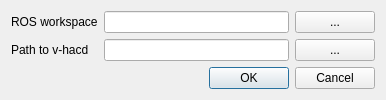
The window that resources/ui/wb_settings.ui (galou/freecad.cross) describes before a commit, drawn with Qt 5.
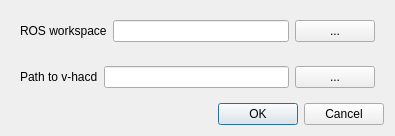
The same window after the commit.

Patch:
```diff
--- a/resources/ui/wb_settings.ui
+++ b/resources/ui/wb_settings.ui
@@ -6,55 +6,67 @@
    <rect>
     <x>0</x>
     <y>0</y>
-    <width>386</width>
-    <height>97</height>
+    <width>395</width>
+    <height>136</height>
    </rect>
   </property>
   <property name="windowTitle">
    <string>Dialog</string>
   </property>
-  <layout class="QGridLayout" name="gridLayout">
-   <item row="2" column="0" colspan="3">
-    <widget class="QDialogButtonBox" name="button_box">
-     <property name="orientation">
-      <enum>Qt::Horizontal</enum>
-     </property>
-     <property name="standardButtons">
-      <set>QDialogButtonBox::Cancel|QDialogButtonBox::Ok</set>
-     </property>
-    </widget>
-   </item>
-   <item row="0" column="2">
-    <widget class="QPushButton" name="button_browse_workspace">
-     <property name="text">
-      <string>...</string>
-     </property>
-    </widget>
-   </item>
-   <item row="0" column="1">
-    <widget class="QLineEdit" name="lineedit_workspace"/>
-   </item>
-   <item row="0" column="0">
+  <layout class="QVBoxLayout" name="verticalLayout">
+   <item>
+    <widget class="QWidget" name="widget_ros_workspace" native="true">
+     <layout class="QHBoxLayout" name="horizontalLayout">
+      <item>
     <widget class="QLabel" name="label_workspace">
      <property name="text">
       <string>ROS workspace</string>
      </property>
     </widget>
    </item>
-   <item row="1" column="0">
+      <item>
+       <widget class="QLineEdit" name="lineedit_workspace"/>
+      </item>
+      <item>
+       <widget class="QPushButton" name="button_browse_workspace">
+        <property name="text">
+         <string>...</string>
+        </property>
+       </widget>
+      </item>
+     </layout>
+    </widget>
+   </item>
+   <item>
+    <widget class="QWidget" name="widget_vhacd_path" native="true">
+     <layout class="QHBoxLayout" name="horizontalLayout_2">
+      <item>
     <widget class="QLabel" name="label">
      <property name="text">
       <string>Path to v-hacd</string>
      </property>
     </widget>
    </item>
-   <item row="1" column="1">
+      <item>
     <widget class="QLineEdit" name="lineedit_vhacd_path"/>
    </item>
-   <item row="1" column="2">
+      <item>
     <widget class="QPushButton" name="button_browse_vhacd_path">
      <property name="text">
       <string>...</string>
+        </property>
+       </widget>
+      </item>
+     </layout>
+    </widget>
+   </item>
+   <item>
+    <widget class="QDialogButtonBox" name="button_box">
+     <property name="orientation">
+      <enum>Qt::Horizontal</enum>
+     </property>
+     <property name="standardButtons">
+      <set>QDialogButtonBox::Cancel|QDialogButtonBox::Ok</set>
      </property>
     </widget>
    </item>
```
Left out of the diff: 6 changed lines with no effect on the pictures. Lines whose indentation alone changed are shown as unchanged.
